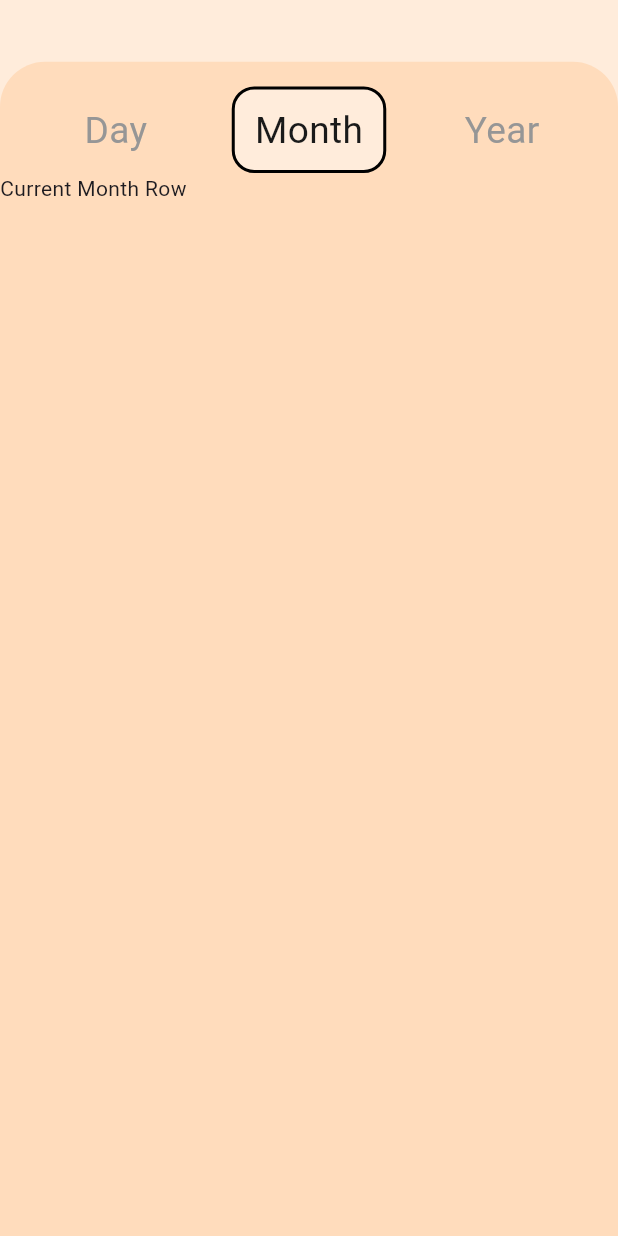
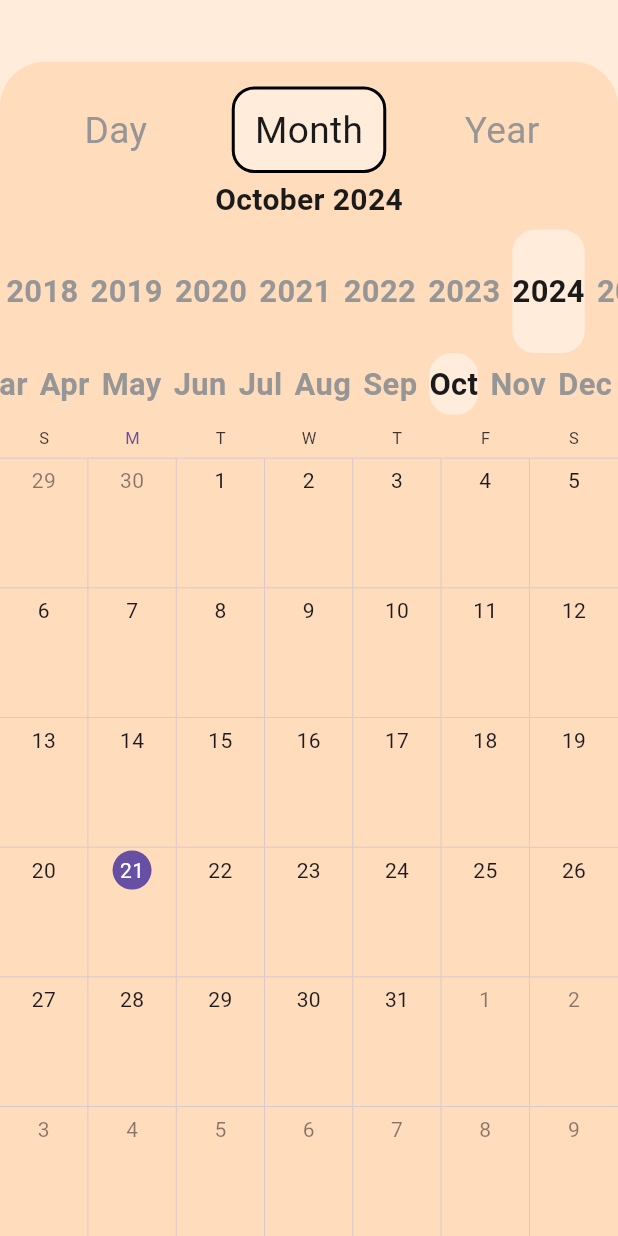
Before and after one commit to fktnp/FinalProject_JJ_Frontend, a Flutter app: the MyCalendarView screen opened directly, after a tap on "Month", on a phone screen of 412 x 824 dp. Run offline on Flutter 3.47's test engine with Material 3 defaults, Android fonts, the phone set to English and light mode, and no system bars; drawn by our look-alikes of syncfusion_flutter_calendar; our stand-ins replace dio.

Commit message:
add silde all Mode day month year

```diff
--- a/lib/calendar.dart
+++ b/lib/calendar.dart
@@ -1,7 +1,8 @@
 import 'package:flutter/material.dart';
-import 'package:flutter/rendering.dart';
 import 'package:flutter_application_1/sub_components_calendar/DayDateRow.dart';
-import 'package:intl/intl.dart';
+import 'package:flutter_application_1/sub_components_calendar/MonthDateRow.dart';
+import 'package:flutter_application_1/sub_components_calendar/YearDateRow%20copy%202.dart';
+import 'package:syncfusion_flutter_calendar/calendar.dart';
 
 class MyCalendarView extends StatefulWidget {
   const MyCalendarView({super.key});
@@ -13,16 +14,36 @@ class MyCalendarView extends StatefulWidget {
 class CalendarViewState extends State<MyCalendarView> {
   String _currentView = 'day';
   DateTime currentDateTime = DateTime.now();
+  late CalendarController _calendarController;
+
+  @override
+  void initState() {
+    super.initState();
+    _calendarController = CalendarController();
+  }
 
   void _onViewChanged(String view) {
     setState(() {
       _currentView = view;
+      switch (view) {
+        case 'day':
+          _calendarController.view = CalendarView.day;
+          break;
+        case 'month':
+          _calendarController.view = CalendarView.month;
+          break;
+        case 'year':
+          _calendarController.view = CalendarView.schedule;
+          break;
+      }
     });
   }
 
   void _onDateChanged(DateTime date) {
     setState(() {
       currentDateTime = date;
+      _calendarController.displayDate = date;
+      // _calendarController.selectedDate = date;
     });
   }
 
@@ -64,8 +85,33 @@ class CalendarViewState extends State<MyCalendarView> {
                         onDateChanged: _onDateChanged,
                       )
                     : _currentView == 'month'
-                        ? const CurrentMonthRow()
-                        : const CurrentYearRow(),
+                        ? CurrentMonthRow(onDateChanged: _onDateChanged,)
+                        : CurrentYearRow(onDateChanged: _onDateChanged,),
+                Expanded(
+                  child: SfCalendar(
+                    timeSlotViewSettings: const TimeSlotViewSettings(
+                      timeTextStyle: TextStyle(
+                        fontSize: 14,
+                        color: Colors.black,
+                        fontWeight: FontWeight.bold,
+                      ),
+                      timeFormat: 'HH:mm',
+                    ),
+                    controller: _calendarController,
+                    view: _currentView == 'day'
+                        ? CalendarView.day
+                        : _currentView == 'month'
+                            ? CalendarView.month
+                            : CalendarView.schedule,
+                    initialDisplayDate: currentDateTime,
+                    headerHeight: 0, // ซ่อน header โดยตั้งค่า height เป็น 0
+                    onTap: (CalendarTapDetails details) {
+                      if (details.targetElement == CalendarElement.calendarCell) {
+                        _onDateChanged(details.date!);
+                      }
+                    },
+                  ),
+                ),
               ],
             ),
           ),
--- a/lib/sub_components_calendar/DayDateRow.dart
+++ b/lib/sub_components_calendar/DayDateRow.dart
@@ -96,13 +96,6 @@ class CurrentDayDateRowState extends State<CurrentDayDateRow> {
     for (int i = 0; i < multiMonthList.length; i += 7) {
       weeks.add(multiMonthList.sublist(i, i + 7 > multiMonthList.length ? multiMonthList.length : i + 7));
     }
-
-    // int weekIndex = calculateWeekIndex(multiMonthList, currentDateTime);
-
-    // // สร้าง PageController ด้วย initialPage เป็น weekIndex เลื่อนไป index array หน้านั้นเลยอ้ะ!
-    // pageController = PageController(initialPage: weekIndex,viewportFraction : 1);
-
-
     return SizedBox(
       width: width * 1,
       height: height * 0.112,
@@ -209,27 +202,3 @@ class CurrentDayDateRowState extends State<CurrentDayDateRow> {
   }
 
 }
-
-class CurrentMonthRow extends StatelessWidget {
-  const CurrentMonthRow({super.key});
-
-  @override
-  Widget build(BuildContext context) {
-    return Container(
-      // Add your month row implementation here
-      child: const Text('Current Month Row'),
-    );
-  }
-}
-
-class CurrentYearRow extends StatelessWidget {
-  const CurrentYearRow({super.key});
-
-  @override
-  Widget build(BuildContext context) {
-    return Container(
-      // Add your year row implementation here
-      child: const Text('Current Year Row'),
-    );
-  }
-}
--- /dev/null
+++ b/lib/sub_components_calendar/MonthDateRow.dart
@@ -0,0 +1,196 @@
+import 'package:flutter/material.dart';
+import 'package:flutter_application_1/sub_components_calendar/YearDateRow%20copy%202.dart';
+import 'package:intl/intl.dart';
+
+class CurrentMonthRow extends StatefulWidget {
+  final Function(DateTime) onDateChanged;
+
+  const CurrentMonthRow({super.key, required this.onDateChanged});
+
+  @override
+  CurrentMonthRowState createState() => CurrentMonthRowState();
+}
+
+class CurrentMonthRowState extends State<CurrentMonthRow> {
+  double width = 0.0;
+  double height = 0.0;
+
+  List<DateTime> monthsInYear = [];
+  DateTime currentDateTime = DateTime.now();
+  late PageController pageController;
+  List<DateTime> yearsInRange = [];
+
+  @override
+  void initState() {
+    super.initState();
+
+    // สร้างเดือนในปีปัจจุบัน
+    monthsInYear = _generateMonths(currentDateTime);
+    yearsInRange = _generateYears(currentDateTime.year);
+
+    // สร้าง PageController ด้วย initialPage เป็นเดือนปัจจุบัน
+    pageController = PageController(initialPage: currentDateTime.month - 1, viewportFraction: 1);
+  }
+
+  List<DateTime> _generateMonths(DateTime baseDate) {
+    return List.generate(12, (index) {
+      return DateTime(baseDate.year, index + 1, 1); // สร้างวันที่ 1 ของแต่ละเดือน
+    });
+  }
+
+  List<DateTime> _generateYears(int baseYear) {
+    return List.generate(12, (index) {
+      return DateTime(baseYear - 6 + index, 1, 1); // สร้างวันที่ 1 มกราคม ของแต่ละปี โดยเริ่มจากปีปัจจุบัน - 3 ถึง ปีปัจจุบัน + 3
+    });
+  }
+
+  Widget titleView() {
+    return Padding(
+      padding: const EdgeInsets.fromLTRB(0, 0, 0, 5),
+      child: Text(
+        DateFormat('MMMM yyyy').format(currentDateTime),
+        style: const TextStyle(
+          color: Color.fromARGB(255, 26, 26, 26),
+          fontWeight: FontWeight.bold,
+          fontSize: 20,
+        ),
+      ),
+    );
+  }
+
+  Widget sortTwelveYears() {
+    return SizedBox(
+      width: width,
+      height: height * 0.1, // กำหนดความสูงของปี
+      child: ListView.builder(
+        scrollDirection: Axis.horizontal,
+        itemCount: yearsInRange.length,
+        itemBuilder: (BuildContext context, int index) {
+          return yearCapsuleView(index);
+        },
+      ),
+    );
+  }
+
+  Widget sortTwelveMonths() {
+    return SizedBox(
+      width: width,
+      height: height * 0.05, // กำหนดความสูงของเดือน
+      child: ListView.builder(
+        controller: pageController,
+        scrollDirection: Axis.horizontal,
+        itemCount: monthsInYear.length,
+        itemBuilder: (BuildContext context, int index) {
+          return monthCapsuleView(index);
+        },
+      ),
+    );
+  }
+  Widget monthCapsuleView(int index) {
+    return GestureDetector(
+      onTap: () {
+        setState(() {
+          currentDateTime = monthsInYear[index];
+        });
+        widget.onDateChanged(monthsInYear[index]);
+      },
+      child: Container(
+        margin: const EdgeInsets.symmetric(horizontal: 4.0),
+        decoration: BoxDecoration(
+          color: (monthsInYear[index].month == currentDateTime.month)
+              ? const Color(0xFFFFECDB) // สีน้ำเงินสำหรับเดือนปัจจุบัน
+              : Colors.white.withOpacity(0.0),
+          borderRadius: BorderRadius.circular(15),
+        ),
+        child: Center(
+          child: Column(
+            mainAxisAlignment: MainAxisAlignment.center,
+            children: <Widget>[
+              Text(
+                DateFormat('MMM').format(monthsInYear[index]),
+                style: TextStyle(
+                  fontSize: height * 0.025,
+                  fontWeight: FontWeight.bold,
+                  color: (monthsInYear[index].month == currentDateTime.month)
+                      ? const Color.fromARGB(255, 26, 26, 26)
+                      : const Color.fromARGB(255, 150, 150, 150),
+                ),
+              ),
+            ],
+          ),
+        ),
+      ),
+    );
+  }
+    Widget yearCapsuleView(int index) {
+    return GestureDetector(
+      onTap: () {
+        setState(() {
+          currentDateTime = yearsInRange[index];
+
+          // อัปเดต monthsInYear เป็นเดือนในปีที่เลือก
+          monthsInYear = _generateMonths(currentDateTime);
+        });
+        widget.onDateChanged(yearsInRange[index]);
+      },
+      child: Container(
+        margin: const EdgeInsets.symmetric(horizontal: 4.0),
+        decoration: BoxDecoration(
+          color: (yearsInRange[index].year == currentDateTime.year)
+              ? const Color(0xFFFFECDB) // สีสำหรับปีปัจจุบัน
+              : Colors.white.withOpacity(0.0),
+          borderRadius: BorderRadius.circular(15),
+        ),
+        child: Center(
+          child: Column(
+            mainAxisAlignment: MainAxisAlignment.center,
+            children: <Widget>[
+              Text(
+                DateFormat('yyyy').format(yearsInRange[index]),
+                style: TextStyle(
+                  fontSize: height * 0.025,
+                  fontWeight: FontWeight.bold,
+                  color: (yearsInRange[index].year == currentDateTime.year)
+                      ? const Color.fromARGB(255, 26, 26, 26)
+                      : const Color.fromARGB(255, 150, 150, 150),
+                ),
+              ),
+            ],
+          ),
+        ),
+      ),
+    );
+  }
+
+
+  Widget topView() {
+    return SizedBox(
+      height: height * 0.2,
+      width: width,
+      child: Column(
+        mainAxisAlignment: MainAxisAlignment.center,
+        children: <Widget>[
+          // CurrentYearRow(onDateChanged: widget.onDateChanged),
+          titleView(),
+          sortTwelveYears(),
+          sortTwelveMonths(),
+
+        ],
+      ),
+    );
+  }
+
+  @override
+  Widget build(BuildContext context) {
+    width = MediaQuery.of(context).size.width;
+    height = MediaQuery.of(context).size.height;
+
+    return topView();
+  }
+
+  @override
+  void dispose() {
+    pageController.dispose(); // อย่าลืม dispose pageController
+    super.dispose();
+  }
+}
```
Also changed, not shown: lib/sub_components_calendar/YearDateRow copy 2.dart (added, +121 -0 lines).
